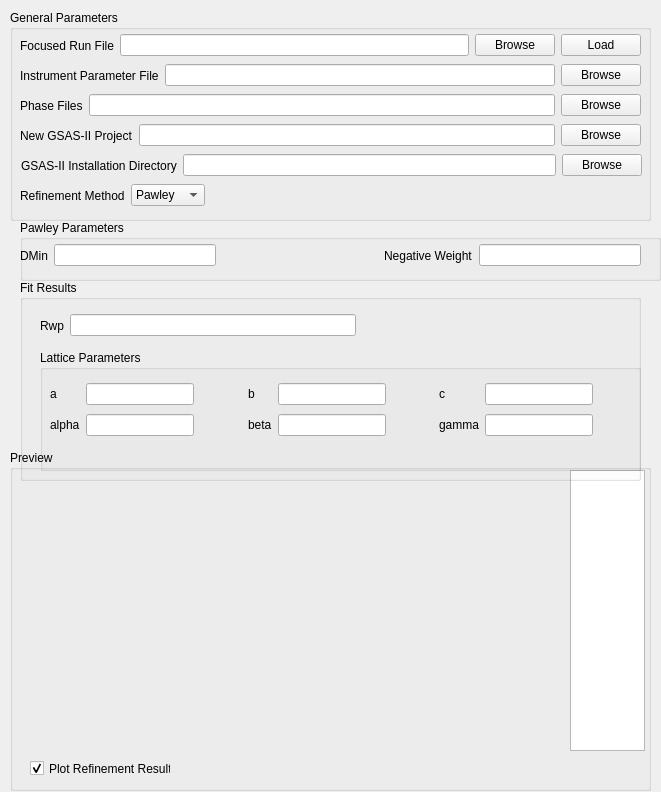
First picture: the form in qt/scientific_interfaces/EnggDiffraction/EnggDiffractionQtTabGSAS.ui, repository mantidproject/mantid, before the edit.
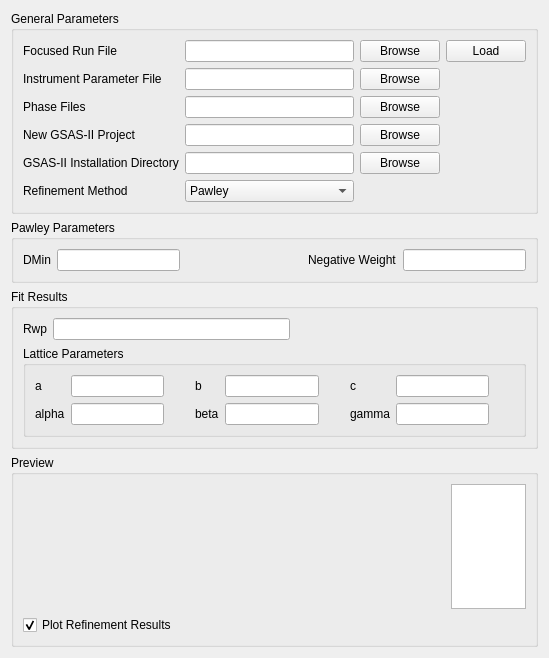
Second picture: the form after the edit. Custom widgets are drawn as their Qt base class.

Commit message: Re #15552 Added layouts to all form items for nice resize behaviour

```diff
--- a/qt/scientific_interfaces/EnggDiffraction/EnggDiffractionQtTabGSAS.ui
+++ b/qt/scientific_interfaces/EnggDiffraction/EnggDiffractionQtTabGSAS.ui
@@ -6,119 +6,33 @@
    <rect>
     <x>0</x>
     <y>0</y>
-    <width>661</width>
-    <height>792</height>
+    <width>549</width>
+    <height>658</height>
    </rect>
   </property>
   <property name="sizePolicy">
-   <sizepolicy hsizetype="Expanding" vsizetype="Expanding">
-    <horstretch>4</horstretch>
-    <verstretch>2</verstretch>
+   <sizepolicy hsizetype="Preferred" vsizetype="Preferred">
+    <horstretch>0</horstretch>
+    <verstretch>0</verstretch>
    </sizepolicy>
   </property>
   <property name="windowTitle">
    <string>Form</string>
   </property>
+  <layout class="QVBoxLayout" name="verticalLayout">
+   <item>
   <widget class="QGroupBox" name="groupBox_generalParams">
-   <property name="geometry">
-    <rect>
-     <x>10</x>
-     <y>10</y>
-     <width>641</width>
-     <height>211</height>
-    </rect>
-   </property>
    <property name="sizePolicy">
     <sizepolicy hsizetype="Preferred" vsizetype="Preferred">
-     <horstretch>4</horstretch>
-     <verstretch>2</verstretch>
+       <horstretch>0</horstretch>
+       <verstretch>1</verstretch>
     </sizepolicy>
    </property>
    <property name="title">
     <string>General Parameters</string>
    </property>
-   <widget class="QWidget" name="horizontalLayoutWidget">
-    <property name="geometry">
-     <rect>
-      <x>10</x>
-      <y>20</y>
-      <width>621</width>
-      <height>31</height>
-     </rect>
-    </property>
-    <layout class="QHBoxLayout" name="horizontalLayout_focusedRunFile">
-     <item>
-      <widget class="QLabel" name="label_runFile">
-       <property name="toolTip">
-        <string>Nexus file containing a spectrum focused using EnggFocus or the Focus tab</string>
-       </property>
-       <property name="text">
-        <string>Focused Run File</string>
-       </property>
-      </widget>
-     </item>
-     <item>
-      <widget class="QLineEdit" name="lineEdit_runFile"/>
-     </item>
-     <item>
-      <widget class="QPushButton" name="pushButton_browseRunFile">
-       <property name="text">
-        <string>Browse</string>
-       </property>
-      </widget>
-     </item>
-     <item>
-      <widget class="QPushButton" name="pushButton_loadRun">
-       <property name="text">
-        <string>Load</string>
-       </property>
-      </widget>
-     </item>
-    </layout>
-   </widget>
-   <widget class="QWidget" name="horizontalLayoutWidget_2">
-    <property name="geometry">
-     <rect>
-      <x>10</x>
-      <y>50</y>
-      <width>621</width>
-      <height>31</height>
-     </rect>
-    </property>
-    <layout class="QHBoxLayout" name="horizontalLayout_instParams">
-     <item>
-      <widget class="QLabel" name="label_instParamsFile">
-       <property name="toolTip">
-        <string>GSAS-style instrument file (extension *.prm)</string>
-       </property>
-       <property name="text">
-        <string>Instrument Parameter File</string>
-       </property>
-      </widget>
-     </item>
-     <item>
-      <widget class="QLineEdit" name="lineEdit_instParamsFile"/>
-     </item>
-     <item>
-      <widget class="QPushButton" name="pushButton_browseInstParams">
-       <property name="text">
-        <string>Browse</string>
-       </property>
-      </widget>
-     </item>
-    </layout>
-   </widget>
-   <widget class="QWidget" name="horizontalLayoutWidget_3">
-    <property name="geometry">
-     <rect>
-      <x>10</x>
-      <y>80</y>
-      <width>621</width>
-      <height>31</height>
-     </rect>
-    </property>
-    <layout class="QHBoxLayout" name="horizontalLayout_phaseFiles">
-     <item>
+     <layout class="QGridLayout" name="gridLayout">
+      <item row="2" column="0">
       <widget class="QLabel" name="label_phaseFiles">
        <property name="toolTip">
         <string>*.cif files containing the phases to refine</string>
@@ -128,29 +42,7 @@
        </property>
       </widget>
      </item>
-     <item>
-      <widget class="QLineEdit" name="lineEdit_phaseFiles"/>
-     </item>
-     <item>
-      <widget class="QPushButton" name="pushButton_browsePhaseFiles">
-       <property name="text">
-        <string>Browse</string>
-       </property>
-      </widget>
-     </item>
-    </layout>
-   </widget>
-   <widget class="QWidget" name="horizontalLayoutWidget_4">
-    <property name="geometry">
-     <rect>
-      <x>10</x>
-      <y>110</y>
-      <width>621</width>
-      <height>31</height>
-     </rect>
-    </property>
-    <layout class="QHBoxLayout" name="horizontalLayout_GSASIIProj">
-     <item>
+      <item row="3" column="0">
       <widget class="QLabel" name="label_gsasProjPath">
        <property name="toolTip">
         <string>The name of a new *.gpx project to write refinement results out to. This can be opened and used for more complex refinements in GSAS-II</string>
@@ -160,61 +52,71 @@
        </property>
       </widget>
      </item>
-     <item>
-      <widget class="QLineEdit" name="lineEdit_gsasProjPath"/>
-     </item>
-     <item>
+      <item row="3" column="2">
       <widget class="QPushButton" name="pushButton_gsasProjPath">
        <property name="text">
         <string>Browse</string>
        </property>
       </widget>
      </item>
-    </layout>
-   </widget>
-   <widget class="QWidget" name="horizontalLayoutWidget_5">
-    <property name="geometry">
-     <rect>
-      <x>11</x>
-      <y>140</y>
-      <width>621</width>
-      <height>31</height>
-     </rect>
-    </property>
-    <layout class="QHBoxLayout" name="horizontalLayout_GSASHome">
-     <item>
-      <widget class="QLabel" name="label_gsasHome">
+      <item row="0" column="0">
+       <widget class="QLabel" name="label_runFile">
+        <property name="toolTip">
+         <string>Nexus file containing a spectrum focused using EnggFocus or the Focus tab</string>
+        </property>
+        <property name="text">
+         <string>Focused Run File</string>
+        </property>
+       </widget>
+      </item>
+      <item row="3" column="1">
+       <widget class="QLineEdit" name="lineEdit_gsasProjPath"/>
+      </item>
+      <item row="1" column="1">
+       <widget class="QLineEdit" name="lineEdit_instParamsFile"/>
+      </item>
+      <item row="1" column="0">
+       <widget class="QLabel" name="label_instParamsFile">
        <property name="toolTip">
         <string>Directory containing GSAS-II installation. This directory must contain GSASIIscriptable.py</string>
        </property>
        <property name="text">
-        <string>GSAS-II Installation Directory</string>
+         <string>Instrument Parameter File</string>
        </property>
       </widget>
      </item>
-     <item>
-      <widget class="QLineEdit" name="lineEdit_gsasHome"/>
-     </item>
-     <item>
+      <item row="0" column="2">
+       <widget class="QPushButton" name="pushButton_browseRunFile">
+        <property name="text">
+         <string>Browse</string>
+        </property>
+       </widget>
+      </item>
+      <item row="0" column="3">
+       <widget class="QPushButton" name="pushButton_loadRun">
+        <property name="text">
+         <string>Load</string>
+        </property>
+       </widget>
+      </item>
+      <item row="1" column="2">
+       <widget class="QPushButton" name="pushButton_browseInstParams">
+        <property name="text">
+         <string>Browse</string>
+        </property>
+       </widget>
+      </item>
+      <item row="0" column="1">
+       <widget class="QLineEdit" name="lineEdit_runFile"/>
+      </item>
+      <item row="4" column="2">
       <widget class="QPushButton" name="pushButton_browseGSASHome">
        <property name="text">
         <string>Browse</string>
        </property>
       </widget>
      </item>
-    </layout>
-   </widget>
-   <widget class="QWidget" name="horizontalLayoutWidget_6">
-    <property name="geometry">
-     <rect>
-      <x>10</x>
-      <y>170</y>
-      <width>621</width>
-      <height>31</height>
-     </rect>
-    </property>
-    <layout class="QHBoxLayout" name="horizontalLayout_refinementMethod">
-     <item>
+      <item row="5" column="0">
       <widget class="QLabel" name="label_refinementMethod">
        <property name="toolTip">
         <string>Rietveld or Pawley</string>
@@ -224,7 +126,30 @@
        </property>
       </widget>
      </item>
-     <item>
+      <item row="4" column="1">
+       <widget class="QLineEdit" name="lineEdit_gsasHome"/>
+      </item>
+      <item row="4" column="0">
+       <widget class="QLabel" name="label_gsasHome">
+        <property name="toolTip">
+         <string>Directory containing GSAS-II installation. This directory must contain GSASIIscriptable.py</string>
+        </property>
+        <property name="text">
+         <string>GSAS-II Installation Directory</string>
+        </property>
+       </widget>
+      </item>
+      <item row="2" column="2">
+       <widget class="QPushButton" name="pushButton_browsePhaseFiles">
+        <property name="text">
+         <string>Browse</string>
+        </property>
+       </widget>
+      </item>
+      <item row="2" column="1">
+       <widget class="QLineEdit" name="lineEdit_phaseFiles"/>
+      </item>
+      <item row="5" column="1">
       <widget class="QComboBox" name="comboBox_refinementMethod">
        <item>
         <property name="text">
@@ -238,44 +163,21 @@
        </item>
       </widget>
      </item>
-     <item>
-      <spacer name="horizontalSpacer_6">
-       <property name="orientation">
-        <enum>Qt::Horizontal</enum>
-       </property>
-       <property name="sizeHint" stdset="0">
-        <size>
-         <width>40</width>
-         <height>20</height>
-        </size>
-       </property>
-      </spacer>
-     </item>
-    </layout>
-   </widget>
-  </widget>
+     </layout>
+    </widget>
+   </item>
+   <item>
   <widget class="QGroupBox" name="groupBox_pawleyParams">
-   <property name="geometry">
-    <rect>
-     <x>20</x>
-     <y>220</y>
-     <width>641</width>
-     <height>61</height>
-    </rect>
+     <property name="sizePolicy">
+      <sizepolicy hsizetype="Preferred" vsizetype="Preferred">
+       <horstretch>0</horstretch>
+       <verstretch>0</verstretch>
+      </sizepolicy>
    </property>
    <property name="title">
     <string>Pawley Parameters</string>
    </property>
-   <widget class="QWidget" name="horizontalLayoutWidget_7">
-    <property name="geometry">
-     <rect>
-      <x>0</x>
-      <y>20</y>
-      <width>621</width>
-      <height>31</height>
-     </rect>
-    </property>
-    <layout class="QHBoxLayout" name="horizontalLayout_pawleyParams">
+     <layout class="QHBoxLayout" name="horizontalLayout">
      <item>
       <widget class="QLabel" name="label_pawleyDMin">
        <property name="toolTip">
@@ -321,128 +223,65 @@
      </item>
     </layout>
    </widget>
-  </widget>
-  <widget class="QGroupBox" name="groupBox_preview">
-   <property name="geometry">
-    <rect>
-     <x>10</x>
-     <y>450</y>
-     <width>641</width>
-     <height>341</height>
-    </rect>
-   </property>
-   <property name="title">
-    <string>Preview</string>
-   </property>
-   <widget class="QwtPlot" name="plotArea">
-    <property name="geometry">
-     <rect>
-      <x>10</x>
-      <y>20</y>
-      <width>541</width>
-      <height>281</height>
-     </rect>
-    </property>
-    <property name="sizePolicy">
-     <sizepolicy hsizetype="Expanding" vsizetype="Expanding">
-      <horstretch>4</horstretch>
-      <verstretch>2</verstretch>
-     </sizepolicy>
-    </property>
-    <property name="minimumSize">
-     <size>
-      <width>0</width>
-      <height>0</height>
-     </size>
-    </property>
-    <property name="sizeIncrement">
-     <size>
-      <width>2</width>
-      <height>2</height>
-     </size>
-    </property>
-   </widget>
-   <widget class="QCheckBox" name="checkBox_showRefinementResults">
-    <property name="geometry">
-     <rect>
-      <x>20</x>
-      <y>310</y>
-      <width>141</width>
-      <height>17</height>
-     </rect>
-    </property>
-    <property name="toolTip">
-     <string>Overplot fitted peaks and display fit output parameters, if a fit has been run</string>
-    </property>
-    <property name="text">
-     <string>Plot Refinement Results</string>
-    </property>
-    <property name="checked">
-     <bool>true</bool>
-    </property>
-   </widget>
-   <widget class="QListWidget" name="listWidget_runLabels">
-    <property name="geometry">
-     <rect>
-      <x>560</x>
-      <y>20</y>
-      <width>75</width>
-      <height>281</height>
-     </rect>
-    </property>
-   </widget>
-   <zorder>plotArea</zorder>
-   <zorder>checkBox_showRefinementResults</zorder>
-   <zorder>listWidget_runLabels</zorder>
-   <zorder>groupBox_fitResults</zorder>
-  </widget>
+   </item>
+   <item>
   <widget class="QGroupBox" name="groupBox_fitResults">
-   <property name="geometry">
-    <rect>
-     <x>20</x>
-     <y>280</y>
-     <width>621</width>
-     <height>201</height>
-    </rect>
+     <property name="sizePolicy">
+      <sizepolicy hsizetype="Preferred" vsizetype="Preferred">
+       <horstretch>0</horstretch>
+       <verstretch>1</verstretch>
+      </sizepolicy>
    </property>
    <property name="title">
     <string>Fit Results</string>
    </property>
+     <layout class="QVBoxLayout" name="verticalLayout_2">
+      <item>
+       <layout class="QHBoxLayout" name="horizontalLayout_rwp">
+        <item>
+         <widget class="QLabel" name="label_rwp">
+          <property name="toolTip">
+           <string>Weight profile R-factor, goodness of fit index</string>
+          </property>
+          <property name="text">
+           <string>Rwp</string>
+          </property>
+         </widget>
+        </item>
+        <item>
+         <widget class="QLineEdit" name="lineEdit_rwp">
+          <property name="readOnly">
+           <bool>true</bool>
+          </property>
+         </widget>
+        </item>
+        <item>
+         <spacer name="horizontalSpacer_12">
+          <property name="orientation">
+           <enum>Qt::Horizontal</enum>
+          </property>
+          <property name="sizeHint" stdset="0">
+           <size>
+            <width>40</width>
+            <height>20</height>
+           </size>
+          </property>
+         </spacer>
+        </item>
+       </layout>
+      </item>
+      <item>
    <widget class="QGroupBox" name="groupBox_latticeParams">
-    <property name="geometry">
-     <rect>
-      <x>20</x>
-      <y>70</y>
-      <width>601</width>
-      <height>121</height>
-     </rect>
+        <property name="sizePolicy">
+         <sizepolicy hsizetype="Preferred" vsizetype="Preferred">
+          <horstretch>0</horstretch>
+          <verstretch>1</verstretch>
+         </sizepolicy>
     </property>
     <property name="title">
      <string>Lattice Parameters</string>
     </property>
-    <widget class="QWidget" name="gridLayoutWidget">
-     <property name="geometry">
-      <rect>
-       <x>10</x>
-       <y>30</y>
-       <width>591</width>
-       <height>61</height>
-      </rect>
-     </property>
-     <layout class="QGridLayout" name="gridLayout_latticeParams">
-      <item row="1" column="2">
-       <spacer name="horizontalSpacer_10">
-        <property name="orientation">
-         <enum>Qt::Horizontal</enum>
-        </property>
-        <property name="sizeHint" stdset="0">
-         <size>
-          <width>40</width>
-          <height>20</height>
-         </size>
-        </property>
-       </spacer>
-      </item>
+        <layout class="QGridLayout" name="gridLayout_2">
       <item row="0" column="5">
        <spacer name="horizontalSpacer_9">
         <property name="orientation">
@@ -456,6 +295,40 @@
         </property>
        </spacer>
       </item>
+         <item row="0" column="1">
+          <widget class="QLineEdit" name="lineEdit_latticeParamA">
+           <property name="readOnly">
+            <bool>true</bool>
+           </property>
+          </widget>
+         </item>
+         <item row="1" column="0">
+          <widget class="QLabel" name="label_latticeParamAlpha">
+           <property name="text">
+            <string>alpha</string>
+           </property>
+          </widget>
+         </item>
+         <item row="0" column="2">
+          <spacer name="horizontalSpacer_7">
+           <property name="orientation">
+            <enum>Qt::Horizontal</enum>
+           </property>
+           <property name="sizeHint" stdset="0">
+            <size>
+             <width>40</width>
+             <height>20</height>
+            </size>
+           </property>
+          </spacer>
+         </item>
+         <item row="0" column="6">
+          <widget class="QLabel" name="label_latticeParamC">
+           <property name="text">
+            <string>c</string>
+           </property>
+          </widget>
+         </item>
       <item row="0" column="0">
        <widget class="QLabel" name="label_latticeParamA">
         <property name="text">
@@ -463,13 +336,6 @@
         </property>
        </widget>
       </item>
-      <item row="0" column="3">
-       <widget class="QLabel" name="label_latticeParamB">
-        <property name="text">
-         <string>b</string>
-        </property>
-       </widget>
-      </item>
       <item row="0" column="4">
        <widget class="QLineEdit" name="lineEdit_latticeParamB">
         <property name="readOnly">
@@ -477,20 +343,6 @@
         </property>
        </widget>
       </item>
-      <item row="1" column="3">
-       <widget class="QLabel" name="label_latticeParamBeta">
-        <property name="text">
-         <string>beta</string>
-        </property>
-       </widget>
-      </item>
-      <item row="0" column="1">
-       <widget class="QLineEdit" name="lineEdit_latticeParamA">
-        <property name="readOnly">
-         <bool>true</bool>
-        </property>
-       </widget>
-      </item>
       <item row="0" column="7">
        <widget class="QLineEdit" name="lineEdit_latticeParamC">
         <property name="readOnly">
@@ -498,6 +350,26 @@
         </property>
        </widget>
       </item>
+         <item row="0" column="3">
+          <widget class="QLabel" name="label_latticeParamB">
+           <property name="text">
+            <string>b</string>
+           </property>
+          </widget>
+         </item>
+         <item row="0" column="8">
+          <spacer name="horizontalSpacer_13">
+           <property name="orientation">
+            <enum>Qt::Horizontal</enum>
+           </property>
+           <property name="sizeHint" stdset="0">
+            <size>
+             <width>40</width>
+             <height>20</height>
+            </size>
+           </property>
+          </spacer>
+         </item>
       <item row="1" column="1">
        <widget class="QLineEdit" name="lineEdit_latticeParamAlpha">
         <property name="readOnly">
@@ -505,10 +377,23 @@
         </property>
        </widget>
       </item>
-      <item row="0" column="6">
-       <widget class="QLabel" name="label_latticeParamC">
+         <item row="1" column="2">
+          <spacer name="horizontalSpacer_10">
+           <property name="orientation">
+            <enum>Qt::Horizontal</enum>
+           </property>
+           <property name="sizeHint" stdset="0">
+            <size>
+             <width>40</width>
+             <height>20</height>
+            </size>
+           </property>
+          </spacer>
+         </item>
+         <item row="1" column="3">
+          <widget class="QLabel" name="label_latticeParamBeta">
         <property name="text">
-         <string>c</string>
+            <string>beta</string>
         </property>
        </widget>
       </item>
@@ -519,12 +404,18 @@
         </property>
        </widget>
       </item>
-      <item row="1" column="0">
-       <widget class="QLabel" name="label_latticeParamAlpha">
-        <property name="text">
-         <string>alpha</string>
-        </property>
-       </widget>
+         <item row="1" column="5">
+          <spacer name="horizontalSpacer_11">
+           <property name="orientation">
+            <enum>Qt::Horizontal</enum>
+           </property>
+           <property name="sizeHint" stdset="0">
+            <size>
+             <width>40</width>
+             <height>20</height>
+            </size>
+           </property>
+          </spacer>
       </item>
       <item row="1" column="6">
        <widget class="QLabel" name="label_latticeParamGamma">
@@ -540,45 +431,6 @@
         </property>
        </widget>
       </item>
-      <item row="1" column="5">
-       <spacer name="horizontalSpacer_11">
-        <property name="orientation">
-         <enum>Qt::Horizontal</enum>
-        </property>
-        <property name="sizeHint" stdset="0">
-         <size>
-          <width>40</width>
-          <height>20</height>
-         </size>
-        </property>
-       </spacer>
-      </item>
-      <item row="0" column="2">
-       <spacer name="horizontalSpacer_7">
-        <property name="orientation">
-         <enum>Qt::Horizontal</enum>
-        </property>
-        <property name="sizeHint" stdset="0">
-         <size>
-          <width>40</width>
-          <height>20</height>
-         </size>
-        </property>
-       </spacer>
-      </item>
-      <item row="0" column="8">
-       <spacer name="horizontalSpacer_13">
-        <property name="orientation">
-         <enum>Qt::Horizontal</enum>
-        </property>
-        <property name="sizeHint" stdset="0">
-         <size>
-          <width>40</width>
-          <height>20</height>
-         </size>
-        </property>
-       </spacer>
-      </item>
       <item row="1" column="8">
        <spacer name="horizontalSpacer_14">
         <property name="orientation">
@@ -594,50 +446,83 @@
       </item>
      </layout>
     </widget>
-   </widget>
-   <widget class="QWidget" name="horizontalLayoutWidget_8">
-    <property name="geometry">
-     <rect>
-      <x>20</x>
-      <y>30</y>
-      <width>601</width>
-      <height>31</height>
-     </rect>
-    </property>
-    <layout class="QHBoxLayout" name="horizontalLayout_rwp">
+      </item>
+     </layout>
+    </widget>
+   </item>
      <item>
-      <widget class="QLabel" name="label_rwp">
+    <widget class="QGroupBox" name="groupBox_preview">
+     <property name="sizePolicy">
+      <sizepolicy hsizetype="Expanding" vsizetype="Expanding">
+       <horstretch>4</horstretch>
+       <verstretch>4</verstretch>
+      </sizepolicy>
+     </property>
+     <property name="title">
+      <string>Preview</string>
+     </property>
+     <layout class="QGridLayout" name="gridLayout_3">
+      <item row="1" column="0">
+       <widget class="QCheckBox" name="checkBox_showRefinementResults">
        <property name="toolTip">
         <string>Weight profile R-factor, goodness of fit index</string>
        </property>
        <property name="text">
-        <string>Rwp</string>
-       </property>
-      </widget>
-     </item>
-     <item>
-      <widget class="QLineEdit" name="lineEdit_rwp">
-       <property name="readOnly">
+         <string>Plot Refinement Results</string>
+        </property>
+        <property name="checked">
         <bool>true</bool>
        </property>
       </widget>
      </item>
-     <item>
-      <spacer name="horizontalSpacer_12">
-       <property name="orientation">
-        <enum>Qt::Horizontal</enum>
-       </property>
-       <property name="sizeHint" stdset="0">
+      <item row="0" column="2">
+       <widget class="QListWidget" name="listWidget_runLabels">
+        <property name="sizePolicy">
+         <sizepolicy hsizetype="Fixed" vsizetype="Preferred">
+          <horstretch>1</horstretch>
+          <verstretch>0</verstretch>
+         </sizepolicy>
+        </property>
+        <property name="minimumSize">
         <size>
-         <width>40</width>
-         <height>20</height>
-        </size>
-       </property>
-      </spacer>
-     </item>
-    </layout>
-   </widget>
-  </widget>
+          <width>75</width>
+          <height>0</height>
+         </size>
+        </property>
+        <property name="maximumSize">
+         <size>
+          <width>75</width>
+          <height>16777215</height>
+         </size>
+        </property>
+       </widget>
+      </item>
+      <item row="0" column="0">
+       <widget class="QwtPlot" name="plotArea">
+        <property name="sizePolicy">
+         <sizepolicy hsizetype="Expanding" vsizetype="Expanding">
+          <horstretch>4</horstretch>
+          <verstretch>2</verstretch>
+         </sizepolicy>
+        </property>
+        <property name="minimumSize">
+         <size>
+          <width>0</width>
+          <height>0</height>
+         </size>
+        </property>
+        <property name="sizeIncrement">
+         <size>
+          <width>2</width>
+          <height>2</height>
+         </size>
+        </property>
+       </widget>
+      </item>
+     </layout>
+    </widget>
+   </item>
+  </layout>
  </widget>
  <customwidgets>
   <customwidget>
```
Left out of the diff: 4 changed lines with no effect on the pictures. Lines whose indentation alone changed are shown as unchanged.
